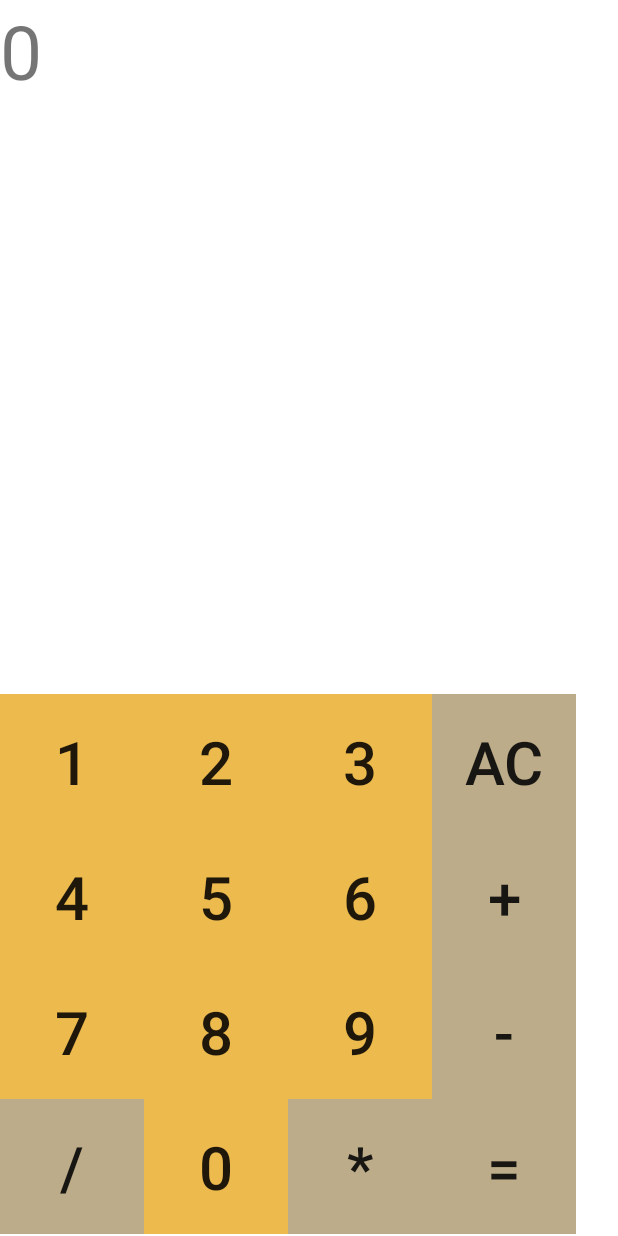
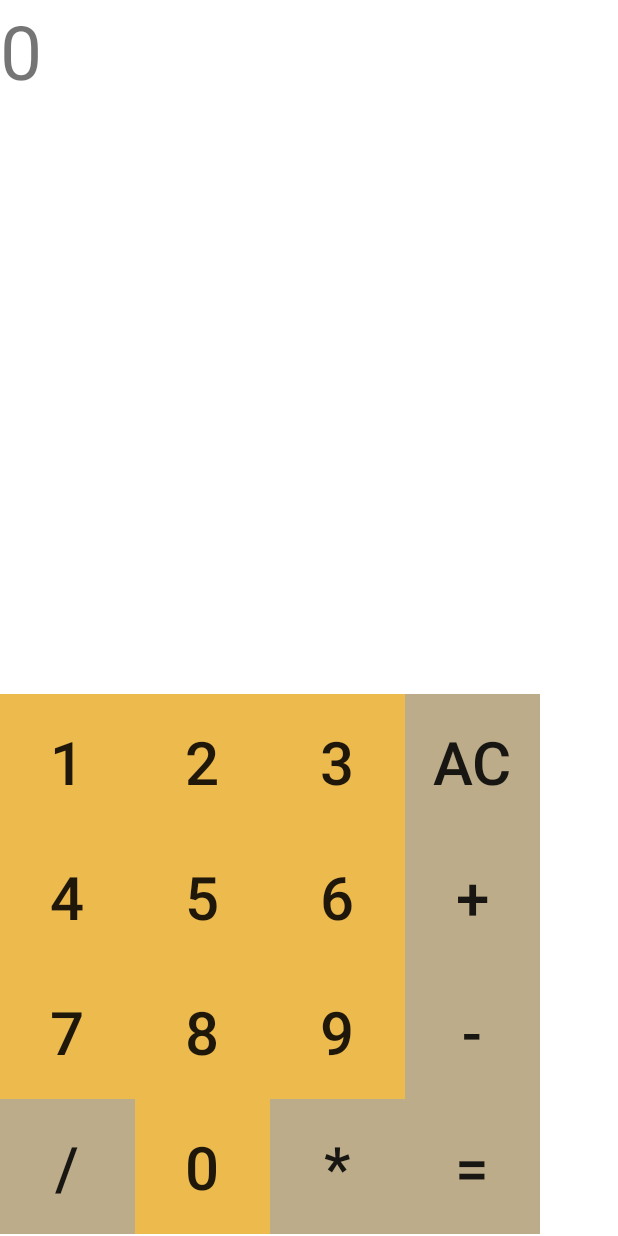
Before and after one commit to ShayRubach/MobileDevelopment, an Android app: the screen it shows after launch (MainMenuActivity), after a tap on "AC", on a phone screen of 412 x 824 dp. Run offline under Robolectric (Android 15) with nearby library versions, the phone set to English and light mode, and no system bars.

Commit message:
polished ui and finished logic

```diff
--- a/app/src/main/java/com/pwnz/www/mobileapplicaiton/MainMenuActivity.java
+++ b/app/src/main/java/com/pwnz/www/mobileapplicaiton/MainMenuActivity.java
@@ -43,7 +43,7 @@ public class MainMenuActivity extends Activity implements View.OnClickListener {
                     resetNums();
                     result.setText("0");
                     opDisplay.setText("");
-
+                    setOperation(EQAULS);
                     break;
                 case R.id.operPlus:
                     setOperation(ADD);
@@ -84,12 +84,12 @@ public class MainMenuActivity extends Activity implements View.OnClickListener {
             case ADD:
                 return numA+numB;
             case SUB:
-                return numA+numB;
+                return numA-numB;
             case MULT:
-                return numA+numB;
+                return numA*numB;
             case DIV:
                 if(numB != 0)
-                    return numA+numB;
+                    return numA/numB;
         }
 
         return DEFAULT_VAL;
@@ -115,6 +115,7 @@ public class MainMenuActivity extends Activity implements View.OnClickListener {
 
     private void init() {
         System.out.println("init: called");
+        setOperation(EQAULS);
         bindBtnsToId();
         setBtnsListeners();
     }
--- a/app/src/main/res/layout/activity_main_menu.xml
+++ b/app/src/main/res/layout/activity_main_menu.xml
@@ -13,6 +13,8 @@
         android:id="@+id/resultWindow"
         android:layout_width="match_parent"
         android:layout_height="83dp"
+        android:layout_alignParentStart="true"
+        android:layout_alignParentTop="true"
         android:orientation="vertical">
 
         <TextView
@@ -27,7 +29,7 @@
 
     <LinearLayout
         android:id="@+id/opWindow"
-        android:layout_width="wrap_content"
+        android:layout_width="match_parent"
         android:layout_height="wrap_content"
         android:layout_alignParentStart="true"
         android:layout_below="@+id/resultWindow"
@@ -58,7 +60,7 @@
 
             <Button
                 android:id="@+id/digit1"
-                android:layout_width="96dp"
+                android:layout_width="90dp"
                 android:layout_height="90dp"
                 android:background="#edba4e"
                 android:text="1"
@@ -66,7 +68,7 @@
 
             <Button
                 android:id="@+id/digit2"
-                android:layout_width="96dp"
+                android:layout_width="90dp"
                 android:layout_height="90dp"
                 android:background="#edba4e"
                 android:text="2"
@@ -74,7 +76,7 @@
 
             <Button
                 android:id="@+id/digit3"
-                android:layout_width="96dp"
+                android:layout_width="90dp"
                 android:layout_height="90dp"
                 android:background="#edba4e"
                 android:text="3"
@@ -82,7 +84,7 @@
 
             <Button
                 android:id="@+id/operAc"
-                android:layout_width="96dp"
+                android:layout_width="90dp"
                 android:layout_height="90dp"
                 android:background="#bcac89"
                 android:text="AC"
@@ -97,7 +99,7 @@
 
             <Button
                 android:id="@+id/digit4"
-                android:layout_width="96dp"
+                android:layout_width="90dp"
                 android:layout_height="90dp"
                 android:background="#edba4e"
                 android:text="4"
@@ -105,7 +107,7 @@
 
             <Button
                 android:id="@+id/digit5"
-                android:layout_width="96dp"
+                android:layout_width="90dp"
                 android:layout_height="90dp"
                 android:background="#edba4e"
                 android:text="5"
@@ -113,7 +115,7 @@
 
             <Button
                 android:id="@+id/digit6"
-                android:layout_width="96dp"
+                android:layout_width="90dp"
                 android:layout_height="90dp"
                 android:background="#edba4e"
                 android:text="6"
@@ -121,7 +123,7 @@
 
             <Button
                 android:id="@+id/operPlus"
-                android:layout_width="96dp"
+                android:layout_width="90dp"
                 android:layout_height="90dp"
                 android:background="#bcac89"
                 android:text="+"
@@ -136,7 +138,7 @@
 
             <Button
                 android:id="@+id/digit7"
-                android:layout_width="96dp"
+                android:layout_width="90dp"
                 android:layout_height="90dp"
                 android:background="#edba4e"
                 android:text="7"
@@ -144,7 +146,7 @@
 
             <Button
                 android:id="@+id/digit8"
-                android:layout_width="96dp"
+                android:layout_width="90dp"
                 android:layout_height="90dp"
                 android:background="#edba4e"
                 android:text="8"
@@ -152,7 +154,7 @@
 
             <Button
                 android:id="@+id/digit9"
-                android:layout_width="96dp"
+                android:layout_width="90dp"
                 android:layout_height="90dp"
                 android:background="#edba4e"
                 android:text="9"
@@ -160,7 +162,7 @@
 
             <Button
                 android:id="@+id/operMin"
-                android:layout_width="96dp"
+                android:layout_width="90dp"
                 android:layout_height="90dp"
                 android:background="#bcac89"
                 android:text="-"
@@ -175,7 +177,7 @@
 
             <Button
                 android:id="@+id/operDiv"
-                android:layout_width="96dp"
+                android:layout_width="90dp"
                 android:layout_height="90dp"
                 android:background="#bcac89"
                 android:text="/"
@@ -183,7 +185,7 @@
 
             <Button
                 android:id="@+id/digit0"
-                android:layout_width="96dp"
+                android:layout_width="90dp"
                 android:layout_height="90dp"
                 android:background="#edba4e"
                 android:text="0"
@@ -191,7 +193,7 @@
 
             <Button
                 android:id="@+id/operMult"
-                android:layout_width="96dp"
+                android:layout_width="90dp"
                 android:layout_height="90dp"
                 android:background="#bcac89"
                 android:text="*"
@@ -199,7 +201,7 @@
 
             <Button
                 android:id="@+id/operEq"
-                android:layout_width="96dp"
+                android:layout_width="90dp"
                 android:layout_height="90dp"
                 android:background="#bcac89"
                 android:text="="
```
